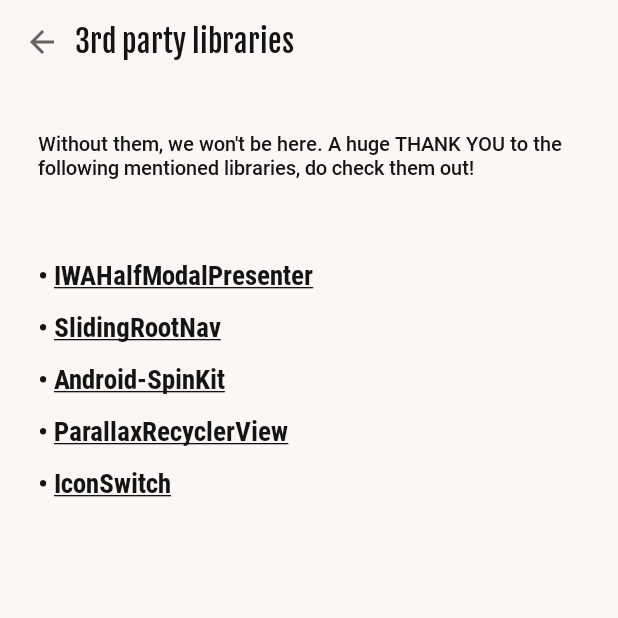
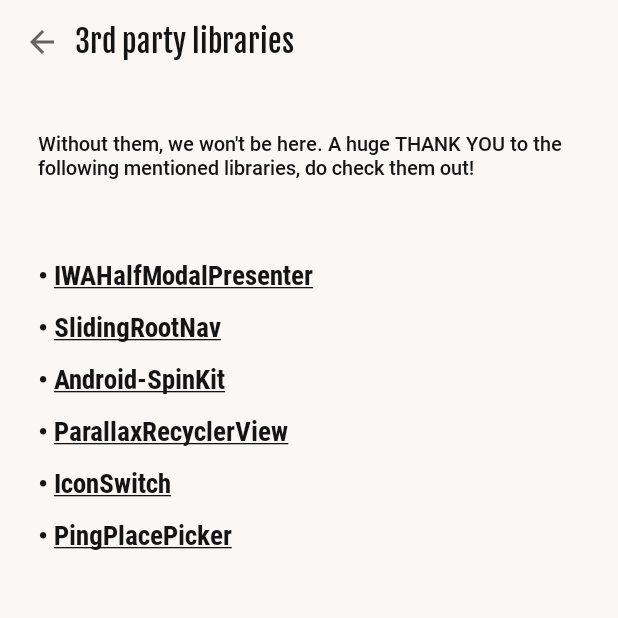
Before and after one commit to bowiechang/Gigfindr, an Android app: the ThirdPartyActivity screen opened directly, with no data from a screen before it, on a phone screen of 412 x 824 dp, the top half of it. Run offline under Robolectric (Android 15) with nearby library versions, the phone set to English and light mode, and no system bars; Roboto replaces fonts that are not available here.

Commit message:
WORKING COMMIT
FULL MIGRATION AND IMMPLEMENTATION OF NEW GOOGLE PLACES SDK AND ALSO STOPPED USING GOOGLE PLACE PICKER BECAUSE OF DECAPRECATION, STARTED USING TPL PINGPLACEPICKER FOR NOW

```diff
--- a/app/src/main/java/com/example/admin/beerandmusic/ThirdPartyActivity.java
+++ b/app/src/main/java/com/example/admin/beerandmusic/ThirdPartyActivity.java
@@ -14,7 +14,7 @@
 
 public class ThirdPartyActivity extends AppCompatActivity implements OnClickListener {
 
-    TextView tvlib1, tvlib2, tvlib3, tvlib4, tvlib5;
+    TextView tvlib1, tvlib2, tvlib3, tvlib4, tvlib5, tvlib6;
 
     @Override
     protected void onCreate(Bundle savedInstanceState) {
@@ -36,12 +36,14 @@
         tvlib2 = findViewById(R.id.tvlib2);
         tvlib4 = findViewById(R.id.tvlib4);
         tvlib5 = findViewById(R.id.tvlib5);
+        tvlib6 = findViewById(R.id.tvlib6);
 
         tvlib1.setOnClickListener(this);
         tvlib2.setOnClickListener(this);
         tvlib3.setOnClickListener(this);
         tvlib4.setOnClickListener(this);
         tvlib5.setOnClickListener(this);
+        tvlib6.setOnClickListener(this);
 
 
 
@@ -78,6 +80,10 @@
             Intent browserIntent = new Intent(Intent.ACTION_VIEW, Uri.parse("https://github.com/polyak01/IconSwitch"));
             startActivity(browserIntent);
         }
+        else if(view == tvlib6){
+            Intent browserIntent = new Intent(Intent.ACTION_VIEW, Uri.parse("https://github.com/rtchas/pingplacepicker"));
+            startActivity(browserIntent);
+        }
     }
 
     @Override
--- a/app/src/main/res/layout/activity_third_party.xml
+++ b/app/src/main/res/layout/activity_third_party.xml
@@ -135,4 +135,19 @@
         app:layout_constraintRight_toRightOf="parent"
         app:layout_constraintTop_toBottomOf="@id/tvlib4"/>
 
+    <TextView
+        android:id="@+id/tvlib6"
+        android:layout_width="match_parent"
+        android:layout_height="wrap_content"
+        android:textSize="18sp"
+        android:textColor="@color/black"
+        android:text="@string/lib6"
+        android:fontFamily="@font/roboto_condensed_bold_test_download"
+        android:layout_marginTop="10dp"
+        android:layout_marginRight="25dp"
+        android:layout_marginLeft="25dp"
+        app:layout_constraintLeft_toLeftOf="parent"
+        app:layout_constraintRight_toRightOf="parent"
+        app:layout_constraintTop_toBottomOf="@id/tvlib5"/>
+
 </androidx.constraintlayout.widget.ConstraintLayout>
--- a/app/src/main/res/layout/markerinfowindow_layout.xml
+++ b/app/src/main/res/layout/markerinfowindow_layout.xml
@@ -80,7 +80,7 @@
             android:layout_width="wrap_content"
             android:layout_height="wrap_content"
             android:layout_marginStart="10dp"
-            android:layout_marginTop="20dp"
+            android:layout_marginTop="25dp"
             android:fontFamily="@font/roboto_condensed_bold_test_download"
             android:textColor="@android:color/black"
             android:textSize="22sp"
@@ -92,7 +92,7 @@
             android:layout_width="wrap_content"
             android:layout_height="wrap_content"
             android:layout_marginStart="4dp"
-            android:layout_marginTop="20dp"
+            android:layout_marginTop="25dp"
             android:fontFamily="@font/roboto_condensed_bold_test_download"
             android:textColor="@android:color/black"
             android:textSize="22sp"
@@ -132,7 +132,7 @@
             android:layout_width="wrap_content"
             android:layout_height="wrap_content"
             android:layout_marginStart="4dp"
-            android:layout_marginTop="20dp"
+            android:layout_marginTop="25dp"
             android:fontFamily="@font/roboto_bold_test"
             android:text="-"
             android:textColor="@color/black"
--- a/app/src/main/res/values/strings.xml
+++ b/app/src/main/res/values/strings.xml
@@ -10,6 +10,7 @@
     <string name="fb_login_protocol_scheme">fb171036663755808</string>
 
     <string name="google_geo_api_key">AIzaSyCpkkn3iUI336l3KzFbLUbRSw3oTy7B6CQ</string>
+    <string name="google_geo_api_key_new">AIzaSyCff6g_GDPhdjZKKobHvOurVWAITxUKtZA</string>
 
     <string name="account_balance">Account Balance</string>
     <string name="balance_currency">$</string>
@@ -177,6 +178,7 @@
     <string name="lib3">&#8226; <u>Android-SpinKit</u></string>
     <string name="lib4">&#8226; <u>ParallaxRecyclerView</u></string>
     <string name="lib5">&#8226; <u>IconSwitch</u></string>
+    <string name="lib6">&#8226; <u>PingPlacePicker</u></string>
 
     <string name="privacypolicy">
         <u><b>About Privacy Policy</b></u>
--- a/gradle.properties
+++ b/gradle.properties
@@ -12,6 +12,7 @@
 org.gradle.jvmargs=-Xmx1536m
 android.useAndroidX=true
 android.enableJetifier=true
+android.enableR8=true
 # When configured, Gradle will run in incubating parallel mode.
 # This option should only be used with decoupled projects. More details, visit
 # http://www.gradle.org/docs/current/userguide/multi_project_builds.html#sec:decoupled_projects
```
Also changed, not shown: app/build.gradle (+9 -6 lines), app/src/main/java/com/example/admin/beerandmusic/PostShowActivity.java (+47 -33 lines).
